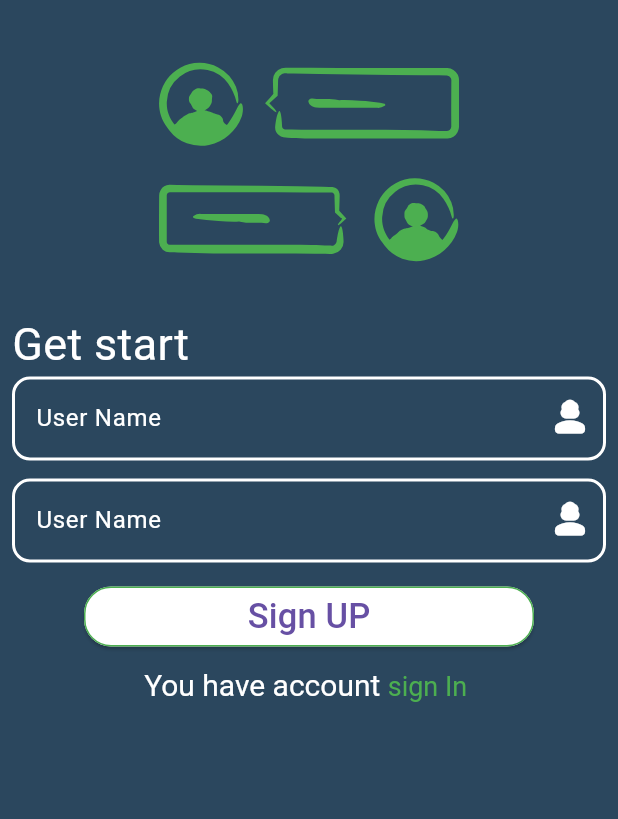
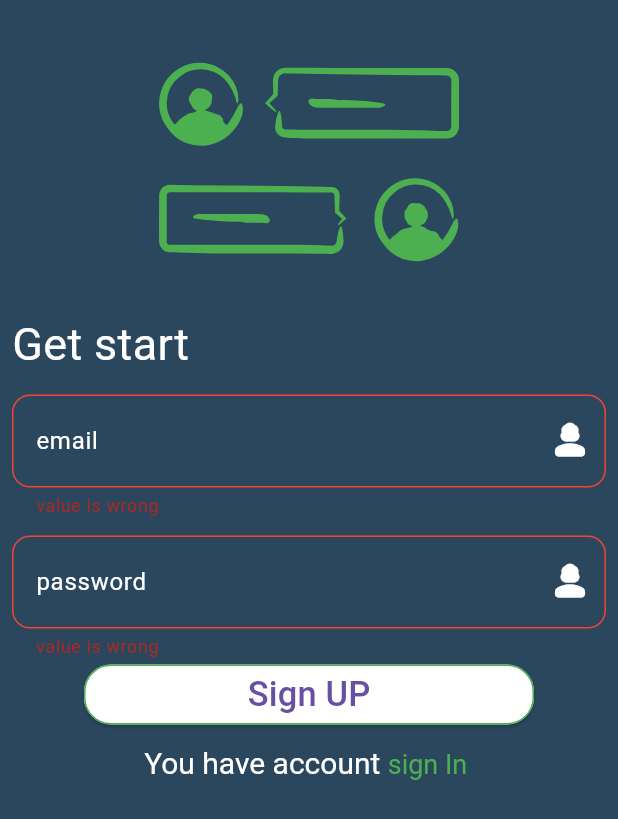
Before and after one commit to belal123456/shaty-APP--flutter-chat-app-, a Flutter app: the signUp screen opened by its route, after a tap on "Sign UP", on a phone screen of 412 x 824 dp. Shown: the top 819 px of the screen. Run offline on Flutter 3.47's test engine with Material 3 defaults, Android fonts, the light colour scheme and no system bars; drawn by our look-alikes of modal_progress_hud_nsn; our stand-ins replace firebase_auth, firebase_core, flutter_svg; accounts and stored records are empty.

Commit message:
finish signUP page with validation

```diff
--- a/lib/screen/login.dart
+++ b/lib/screen/login.dart
@@ -1,11 +1,9 @@
-import 'package:chaty/screen/signUp.dart';
-import 'package:chaty/widget/TextInPutFileds.dart';
+import 'package:chaty/widget/text_in_put_fileds.dart';
 import 'package:chaty/widget/btn.dart';
 import 'package:chaty/widget/richTextLibe.dart';
-import 'package:flutter/cupertino.dart';
-import 'package:flutter/gestures.dart';
+
 import 'package:flutter/material.dart';
-import 'package:flutter/widgets.dart';
+
 import 'package:flutter_svg/flutter_svg.dart';
 
 const primary = Color(0xff2b475e);
@@ -25,7 +23,8 @@ class Login extends StatelessWidget {
               flex: 3,
             ),
             SvgPicture.asset(
-              colorFilter: ColorFilter.mode(Colors.white, BlendMode.srcIn),
+              colorFilter:
+                  const ColorFilter.mode(Colors.white, BlendMode.srcIn),
               "assets/f88adbb5-327d-4afa-969b-952f878302c0.svg",
               width: 100.0, // Optional: specify width
               height: 100.0, // Optional: specify height
@@ -40,36 +39,42 @@ class Login extends StatelessWidget {
               "chat with your friends & more",
               style: TextStyle(fontSize: 24, color: Colors.white),
             ),
-            Spacer(),
+            const Spacer(),
             Column(
               crossAxisAlignment: CrossAxisAlignment.start,
               children: [
-                Padding(
+                const Padding(
                   padding: EdgeInsets.symmetric(horizontal: 12),
                   child: Text(
                     "Sign In",
                     style: TextStyle(color: Colors.white, fontSize: 30),
                   ),
                 ),
-                SizedBox(
+                const SizedBox(
                   height: 12,
                 ),
-                Padding(
+                const Padding(
                   padding: EdgeInsets.symmetric(horizontal: 12),
-                  child: Textinputfileds(),
+                  child: Textinputfileds(
+                    hint: "enter your email",
+                    label: "email",
+                  ),
                 ),
-                SizedBox(
+                const SizedBox(
                   height: 12,
                 ),
-                Padding(
+                const Padding(
                   padding: EdgeInsets.symmetric(horizontal: 12),
-                  child: Textinputfileds(),
+                  child: Textinputfileds(
+                    hint: "entre your password",
+                    label: "password",
+                  ),
                 ),
-                SizedBox(
+                const SizedBox(
                   height: 23,
                 ),
                 customBtn(
-                  TextBtn: "Log in",
+                  textBtn: "Log in",
                 ),
                 richTextSIgnUP(
                   navigate: () => Navigator.pushNamed(context, "signup"),
--- a/lib/screen/signUp.dart
+++ b/lib/screen/signUp.dart
@@ -1,22 +1,47 @@
-import 'dart:ffi';
-
 import 'package:chaty/screen/login.dart';
-import 'package:chaty/widget/TextInPutFileds.dart';
+import 'package:chaty/widget/text_in_put_fileds.dart';
 import 'package:chaty/widget/btn.dart';
 import 'package:chaty/widget/richTextLibe.dart';
 import 'package:firebase_auth/firebase_auth.dart';
-import 'package:flutter/cupertino.dart';
+
 import 'package:flutter/material.dart';
 import 'package:flutter_svg/flutter_svg.dart';
+import 'package:modal_progress_hud_nsn/modal_progress_hud_nsn.dart';
 
-class signUp extends StatelessWidget {
-  signUp({super.key});
+class signUp extends StatefulWidget {
+  signUp({
+    super.key,
+  });
+
+  @override
+  State<signUp> createState() => _signUpState();
+}
+
+class _signUpState extends State<signUp> {
+  final GlobalKey<FormState> formKey = GlobalKey();
+
+  final GlobalKey<FormState> formKey1 = GlobalKey();
+
   String? email;
-  String? Paassword;
+
+  String? paassword;
+
+  bool isloadin = false;
 
   @override
   Widget build(BuildContext context) {
-    return Scaffold(
+    return ModalProgressHUD(
+      progressIndicator: const SizedBox(
+          width: 50,
+          height: 50,
+          child: CircularProgressIndicator(
+            valueColor: AlwaysStoppedAnimation<Color>(Colors.red),
+          )),
+      color: Colors.black,
+      blur: 1,
+      opacity: .2,
+      inAsyncCall: isloadin,
+      child: Scaffold(
         body: Container(
           width: double.infinity,
           color: primary,
@@ -25,7 +50,8 @@ class signUp extends StatelessWidget {
             child: ListView(
               children: [
                 SvgPicture.asset(
-                colorFilter: ColorFilter.mode(Colors.green, BlendMode.srcIn),
+                  colorFilter:
+                      const ColorFilter.mode(Colors.green, BlendMode.srcIn),
                   "assets/f1d84b87-c3aa-4d53-ad5e-c14c1c7e385b.svg",
                   width: 200.0, // Optional: specify width
                   height: 200.0, // Optional: specify height
@@ -33,29 +59,54 @@ class signUp extends StatelessWidget {
                       padding: const EdgeInsets.all(30.0),
                       child: const CircularProgressIndicator()),
                 ),
-              Text("Get start",
+                const Text("Get start",
                     style: TextStyle(
                       color: Colors.white,
                       fontSize: 30,
                     )),
+                const SizedBox(
+                  height: 12,
+                ),
+                Form(
+                    key: formKey,
+                    child: Column(
+                      children: [
                         Textinputfileds(
+                          hint: "enter your email",
+                          label: "email",
+                          validator: (data) {
+                            if (data!.isEmpty || data == "") {
+                              return "value is wrong";
+                            }
+                            return null;
+                          },
                           onchanged: (data) {
                             email = data;
                           },
                         ),
-              SizedBox(
+                        const SizedBox(
                           height: 12,
                         ),
                         Textinputfileds(
+                          hint: "entre your password",
+                          label: "password",
+                          validator: (data) {
+                            if (data!.isEmpty || data == "") {
+                              return "value is wrong";
+                            }
+                            return null;
+                          },
                           onchanged: (data) {
-                  Paassword = data;
+                            paassword = data;
                           },
                         ),
-              SizedBox(
-                height: 12,
-              ),
+                      ],
+                    )),
                 customBtn(
                   ontap: () async {
+                    if (formKey.currentState!.validate()) isloadin = true;
+                    setState(() {});
+                    {
                       try {
                         await registerUser();
                       } on FirebaseAuthException catch (e) {
@@ -65,11 +116,16 @@ class signUp extends StatelessWidget {
                           alreadyExistEmal(context);
                         }
                       }
+                      isloadin = false;
+                      setState(() {});
+
                       signComplete(context);
+                      Navigator.pop(context);
+                    }
                   },
-                TextBtn: "Sign UP",
+                  textBtn: "Sign UP",
                 ),
-              SizedBox(
+                const SizedBox(
                   height: 10,
                 ),
                 richTextSIgnUP(
@@ -81,6 +137,7 @@ class signUp extends StatelessWidget {
             ),
           ),
         ),
+      ),
     );
   }
 
@@ -88,7 +145,7 @@ class signUp extends StatelessWidget {
     ScaffoldMessenger.of(context).showSnackBar(
       SnackBar(
         backgroundColor: Colors.green.shade100,
-        content: Text(
+        content: const Text(
           "you have registered successfully",
           style: TextStyle(color: Colors.white),
         ),
@@ -123,7 +180,7 @@ class signUp extends StatelessWidget {
   Future<UserCredential> registerUser() async {
     var auth = FirebaseAuth.instance;
     UserCredential user = await auth.createUserWithEmailAndPassword(
-        email: email!, password: Paassword!);
+        email: email!, password: paassword!);
     return user;
   }
 }
--- a/lib/widget/TextInPutFileds.dart
+++ /dev/null
@@ -1,36 +0,0 @@
-import 'package:flutter/material.dart';
-
-class Textinputfileds extends StatelessWidget {
-  Textinputfileds({super.key, this.onchanged});
-  Function(String)? onchanged;
-
-  @override
-  Widget build(BuildContext context) {
-    return TextFormField(
-      onChanged: onchanged,
-      decoration: InputDecoration(
-        suffixIcon: Icon(
-          Icons.person_3_rounded,
-          size: 30,
-          color: Colors.white,
-        ),
-        labelText: "User Name",
-        labelStyle: TextStyle(fontSize: 16, color: Colors.white),
-        hintText: "Enter user name",
-        hintStyle: TextStyle(fontSize: 12, color: Colors.white),
-        focusedBorder: OutlineInputBorder(
-          borderSide: BorderSide(color: Colors.green.shade400),
-          borderRadius: BorderRadius.circular(24),
-        ),
-        errorBorder: OutlineInputBorder(
-          borderSide: BorderSide(color: Colors.red),
-          borderRadius: BorderRadius.circular(12),
-        ),
-        enabledBorder: OutlineInputBorder(
-          borderRadius: BorderRadius.circular(12),
-          borderSide: BorderSide(color: Colors.white, width: 2),
-        ),
-      ),
-    );
-  }
-}
--- a/lib/widget/btn.dart
+++ b/lib/widget/btn.dart
@@ -1,11 +1,10 @@
-import 'package:chaty/screen/signUp.dart';
 import 'package:flutter/material.dart';
 
 class customBtn extends StatelessWidget {
   // ignore: non_constant_identifier_names
-  customBtn({super.key, required this.TextBtn, this.ontap});
-  final String TextBtn;
-  VoidCallback? ontap;
+  customBtn({super.key, required this.textBtn, this.ontap});
+  final String textBtn;
+  final VoidCallback? ontap;
 
   @override
   Widget build(BuildContext context) {
@@ -15,7 +14,7 @@ class customBtn extends StatelessWidget {
         child: ElevatedButton(
           onPressed: ontap,
           child: Text(
-            TextBtn,
+            textBtn,
             style: TextStyle(fontSize: 23),
           ),
           style: ButtonStyle(
--- /dev/null
+++ b/lib/widget/text_in_put_fileds.dart
@@ -0,0 +1,47 @@
+import 'package:flutter/material.dart';
+
+class Textinputfileds extends StatelessWidget {
+  const Textinputfileds(
+      {super.key,
+      this.onchanged,
+      this.formKey,
+      this.validator,
+      required this.hint,
+      required this.label});
+  final Function(String)? onchanged;
+  final GlobalKey<FormState>? formKey;
+  final String? Function(String?)? validator;
+  final String hint;
+  final String label;
+  @override
+  Widget build(BuildContext context) {
+    return TextFormField(
+      style: TextStyle(color: Colors.white, fontSize: 20),
+      validator: validator,
+      onChanged: onchanged,
+      decoration: InputDecoration(
+        suffixIcon: const Icon(
+          Icons.person_3_rounded,
+          size: 30,
+          color: Colors.white,
+        ),
+        labelText: label,
+        labelStyle: const TextStyle(fontSize: 16, color: Colors.white),
+        hintText: hint,
+        hintStyle: const TextStyle(fontSize: 12, color: Colors.white),
+        focusedBorder: OutlineInputBorder(
+          borderSide: BorderSide(color: Colors.green.shade400),
+          borderRadius: BorderRadius.circular(24),
+        ),
+        errorBorder: OutlineInputBorder(
+          borderSide: const BorderSide(color: Colors.red),
+          borderRadius: BorderRadius.circular(12),
+        ),
+        enabledBorder: OutlineInputBorder(
+          borderRadius: BorderRadius.circular(12),
+          borderSide: const BorderSide(color: Colors.white, width: 2),
+        ),
+      ),
+    );
+  }
+}
--- a/pubspec.yaml
+++ b/pubspec.yaml
@@ -38,6 +38,7 @@ dependencies:
   flutter_svg: ^2.0.10+1
   firebase_core: ^2.24.2
   firebase_auth: ^4.16.0
+  modal_progress_hud_nsn: ^0.5.1
 
 dev_dependencies:
   flutter_test:
```
Also changed, not shown: pubspec.lock. Lines whose indentation alone changed are shown as unchanged.
